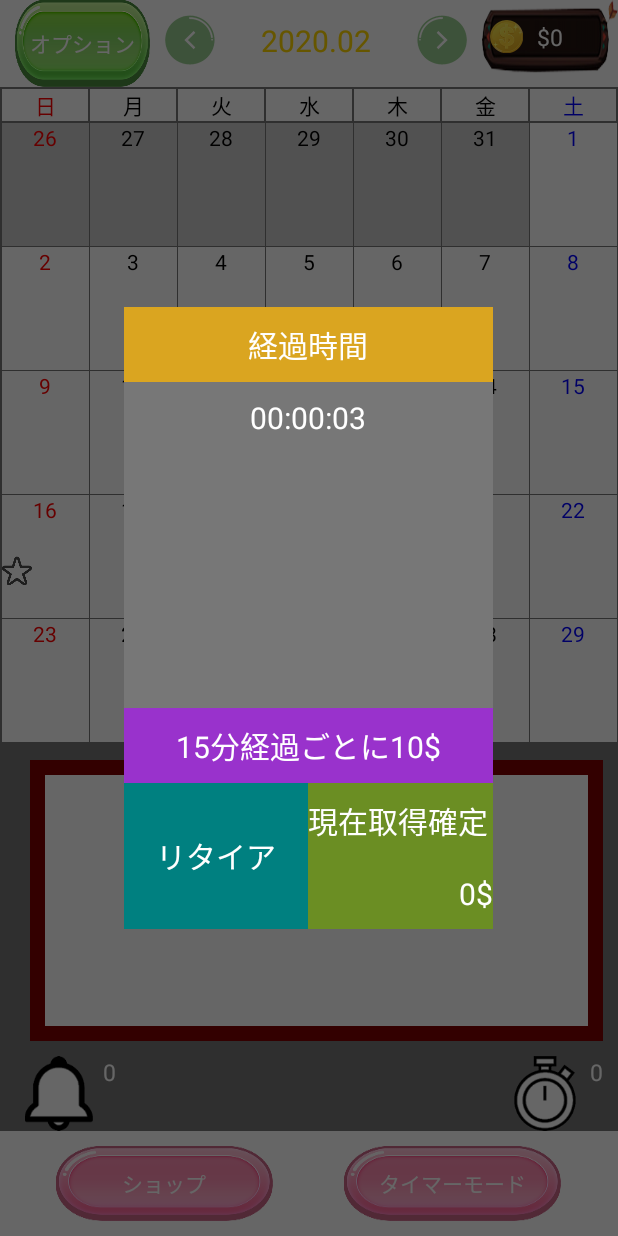
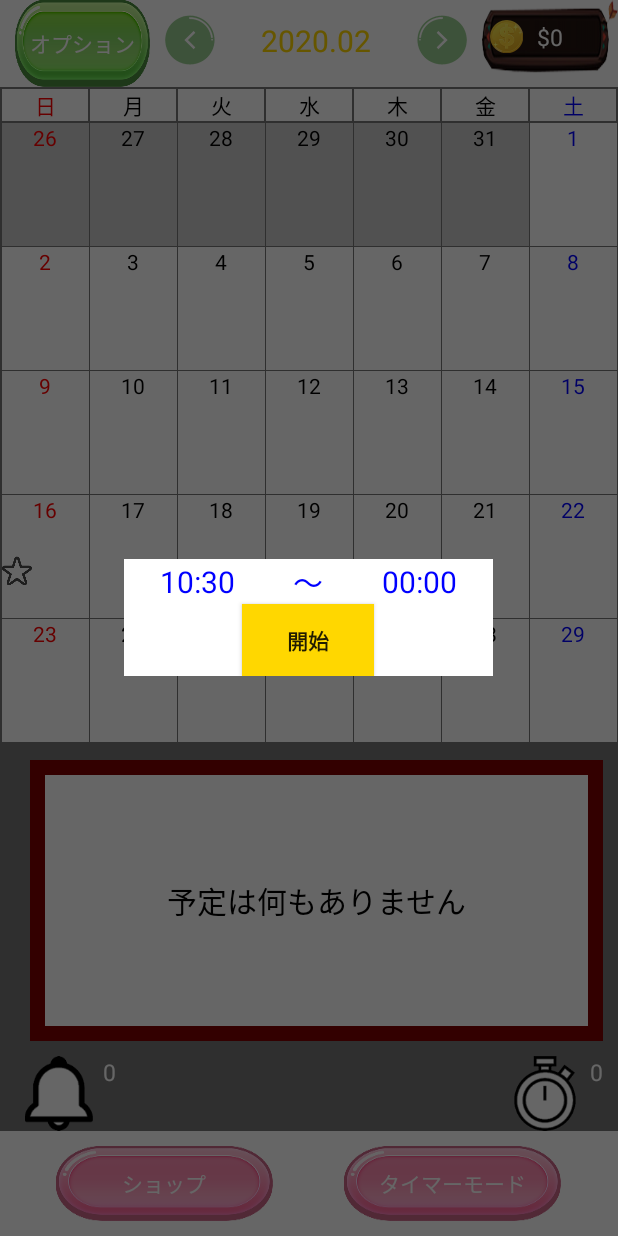
Before and after one commit to NaokiNishizawa/ssa, an Android app: the screen it shows after launch (MainActivity), after a tap on "タイマーモード", on a phone screen of 412 x 824 dp. Run offline under Robolectric (Android 15) with nearby library versions, the phone set to English and light mode, and no system bars.

Commit message:
[変更] 要求対応漏れに対応。(下のタイマーモードボタン押下時、時間設定してからタイマーをスタートする)

```diff
--- a/ssa_code/app/src/main/java/com/study/ssa/MainActivity.java
+++ b/ssa_code/app/src/main/java/com/study/ssa/MainActivity.java
@@ -16,12 +16,13 @@ import com.study.ssa.Receiver.AlarmReceiver;
 import com.study.ssa.Receiver.BootReceiver;
 import com.study.ssa.SsaSchedule.SsaSchedule;
 import com.study.ssa.UI.Adapter.CalendarAdapter;
-import com.study.ssa.UI.Dialog.CountDownTimeDialogFragment;
+import com.study.ssa.UI.Dialog.CountDownTimerDialogFragment;
 import com.study.ssa.UI.Dialog.CountUpTimerDialogFragment;
 import com.study.ssa.UI.Dialog.RegisterDialogFragment;
 import com.study.ssa.UI.Dialog.ScheduleListDialogFragment;
 import com.study.ssa.SsaSchedule.SsaScheduleManager;
 import com.study.ssa.UI.Dialog.BaseTimerDialogFragment;
+import com.study.ssa.UI.Dialog.TimeSettingsDialogFragment;
 import com.study.ssa.Util.SharedPreferencesUtil;
 
 import java.text.ParseException;
@@ -30,12 +31,12 @@ import java.util.Calendar;
 import java.util.Date;
 import java.util.Locale;
 
-import androidx.fragment.app.Fragment;
 import androidx.fragment.app.FragmentActivity;
 import androidx.fragment.app.FragmentManager;
 
 public class MainActivity extends FragmentActivity
-        implements RegisterDialogFragment.OnButtonClickListener, ScheduleListDialogFragment.onScheduleListDialogListener, BaseTimerDialogFragment.OnFinishClickListener {
+        implements RegisterDialogFragment.OnButtonClickListener, ScheduleListDialogFragment.onScheduleListDialogListener,
+        BaseTimerDialogFragment.OnFinishClickListener, TimeSettingsDialogFragment.OnFinishClickListener {
 
     private TextView mGetMoneyText;
 
@@ -57,7 +58,7 @@ public class MainActivity extends FragmentActivity
     private boolean mIsCalledReceiver;
 
     /** 表示中 TimerDialog */
-    private BaseTimerDialogFragment mTimerDialog;
+    private BaseTimerDialogFragment mTimerDialog = null;
 
     @Override
     protected void onCreate(Bundle savedInstanceState) {
@@ -97,7 +98,7 @@ public class MainActivity extends FragmentActivity
             // タイマーモード起動
             Log.d("debug", "called AlarmReceiver");
             SsaSchedule schedule = (SsaSchedule) getIntent().getSerializableExtra(AlarmReceiver.KEY_SCHEDULE_OBJECT);
-            ShowCountDownTimerDialog(schedule);
+            showCountDownTimerDialog(schedule);
         }
     }
 
@@ -160,7 +161,7 @@ public class MainActivity extends FragmentActivity
                 }
 
                 // 登録ダイアログ表示処理
-                ShowRegisterDialog(position);
+                showRegisterDialog(position);
             }
         });
 
@@ -168,7 +169,7 @@ public class MainActivity extends FragmentActivity
             @Override
             public boolean onItemLongClick(AdapterView<?> parent, View view, int position, long id) {
                 // 予定一覧ダイアログ表示処理
-                ShowScheduleListDialog(position);
+                showScheduleListDialog(position);
                 return true;
             }
         });
@@ -198,8 +199,8 @@ public class MainActivity extends FragmentActivity
         timerModeButton.setOnClickListener(new View.OnClickListener() {
             @Override
             public void onClick(View v) {
-                // タイマーモード カウントアップダイアログを表示する
-                ShowCountUpTimerDialog();
+                // TimeSettingDialogを表示する
+                showTimerSettingDialog();
             }
         });
 
@@ -217,7 +218,7 @@ public class MainActivity extends FragmentActivity
      *
      * @param position
      */
-    private void ShowRegisterDialog(int position) {
+    private void showRegisterDialog(int position) {
         FragmentManager manager = getSupportFragmentManager();
         RegisterDialogFragment dialogFragment = new RegisterDialogFragment();
 
@@ -235,7 +236,7 @@ public class MainActivity extends FragmentActivity
      *
      * @param position
      */
-    private void ShowScheduleListDialog(int position) {
+    private void showScheduleListDialog(int position) {
 
         // 予定が何もない場合は何も表示しない
         String dayStr = mCalendarAdapter.getItemDateText(position);
@@ -266,12 +267,22 @@ public class MainActivity extends FragmentActivity
     }
 
     /**
+     * 時間設定Dialog表示処理
+     */
+    private void showTimerSettingDialog() {
+        FragmentManager manager = getSupportFragmentManager();
+        TimeSettingsDialogFragment dialogFragment = new TimeSettingsDialogFragment();
+
+        dialogFragment.show(manager, "");
+    }
+
+    /**
      * カウントダウンダイアログ表示処理
      *
      * @param schedule
      */
-    private void ShowCountDownTimerDialog(SsaSchedule schedule) {
-        Log.d("debug", "call ShowCountDownTimerDialog");
+    private void showCountDownTimerDialog(SsaSchedule schedule) {
+        Log.d("debug", "call showCountDownTimerDialog");
         if(null == schedule) {
             Log.d("debug", "schedule is null");
             return;
@@ -284,11 +295,11 @@ public class MainActivity extends FragmentActivity
 
         Log.d("debug", "schedule is non null");
         FragmentManager manager = getSupportFragmentManager();
-        mTimerDialog = new CountDownTimeDialogFragment();
+        mTimerDialog = new CountDownTimerDialogFragment();
 
         // ダイアログに必要な情報を渡す
         Bundle args = new Bundle();
-        args.putSerializable(CountDownTimeDialogFragment.KEY_SCHEDULE,schedule);
+        args.putSerializable(CountDownTimerDialogFragment.KEY_SCHEDULE,schedule);
         mTimerDialog.setArguments(args);
 
         mTimerDialog.show(manager, "");
@@ -297,7 +308,7 @@ public class MainActivity extends FragmentActivity
     /**
      * カウントアップダイアログ表示処理
      */
-    private void ShowCountUpTimerDialog() {
+    private void showCountUpTimerDialog() {
         Log.d("debug", "call ShowCountUpTimerDialog");
 
         if(null != mTimerDialog) {
@@ -337,6 +348,13 @@ public class MainActivity extends FragmentActivity
         mDisplayFragment.updateLayout();
     }
 
+    // TimeSettingDialog コールバック
+    @Override
+    public void onCompleteTimerSettings(SsaSchedule schedule) {
+        // 設定した時間でカウントダウンダイアログを表示
+        showCountDownTimerDialog(schedule);
+    }
+
     // TimerDialog　コールバック
     @Override
     public void onFinish(int getMoney) {
--- a/ssa_code/app/src/main/java/com/study/ssa/Receiver/AlarmReceiver.java
+++ b/ssa_code/app/src/main/java/com/study/ssa/Receiver/AlarmReceiver.java
@@ -63,7 +63,7 @@ public class AlarmReceiver extends BroadcastReceiver {
                 startIntent.putExtra(KEY_SCHEDULE_OBJECT, schedule);
 
                 // このフラグがないとMain画面が起動できない
-                startIntent.setFlags(Intent.FLAG_ACTIVITY_NEW_TASK);
+                startIntent.setFlags(Intent.FLAG_ACTIVITY_CLEAR_TOP);
 
                 context.startActivity(startIntent);
 
--- a/ssa_code/app/src/main/java/com/study/ssa/UI/Dialog/CountDownTimeDialogFragment.java
+++ b/ssa_code/app/src/main/java/com/study/ssa/UI/Dialog/CountDownTimerDialogFragment.java
@@ -14,7 +14,7 @@ import java.util.Locale;
 /**
  * カウントダウン用 タイマーダイアログ
  */
-public class CountDownTimeDialogFragment extends BaseTimerDialogFragment {
+public class CountDownTimerDialogFragment extends BaseTimerDialogFragment {
 
     public static final String KEY_SCHEDULE = "schedule";
 
--- /dev/null
+++ b/ssa_code/app/src/main/java/com/study/ssa/UI/Dialog/TimeSettingsDialogFragment.java
@@ -0,0 +1,206 @@
+package com.study.ssa.UI.Dialog;
+
+import android.app.Dialog;
+import android.app.TimePickerDialog;
+import android.content.Context;
+import android.graphics.Color;
+import android.graphics.Point;
+import android.graphics.drawable.ColorDrawable;
+import android.os.Bundle;
+import android.util.Log;
+import android.view.Display;
+import android.view.View;
+import android.view.ViewGroup;
+import android.view.Window;
+import android.view.WindowManager;
+import android.widget.Button;
+import android.widget.LinearLayout;
+import android.widget.TextView;
+import android.widget.TimePicker;
+import android.widget.Toast;
+
+import com.study.ssa.R;
+import com.study.ssa.SsaSchedule.SsaSchedule;
+
+import java.text.SimpleDateFormat;
+import java.util.Calendar;
+import java.util.Date;
+import java.util.Locale;
+
+import androidx.fragment.app.DialogFragment;
+
+/**
+ * タイマーモード　マニュアル設定時の設定時刻ダイアログ
+ */
+public class TimeSettingsDialogFragment extends DialogFragment {
+
+    private Date mToday;
+    private String mTodayYYYYMMDD;
+    private SsaSchedule mSchedule;
+    private TextView mStartText;
+    private TextView mEndText;
+    private OnFinishClickListener mListener;
+
+    public interface OnFinishClickListener {
+        public void onCompleteTimerSettings(SsaSchedule schedule);
+    }
+
+    @Override
+    public Dialog onCreateDialog(Bundle savedInstanceState) {
+
+        Dialog dialog = new Dialog(getActivity());
+        // タイトル非表示
+        dialog.getWindow().requestFeature(Window.FEATURE_NO_TITLE);
+        // フルスクリーン
+        dialog.getWindow().setFlags(WindowManager.LayoutParams.FLAG_FULLSCREEN, WindowManager.LayoutParams.FLAG_LAYOUT_IN_SCREEN);
+        dialog.setContentView(R.layout.time_settings_dialog);
+        // 背景を透明にする
+        dialog.getWindow().setBackgroundDrawable(new ColorDrawable(Color.TRANSPARENT));
+        // 画面OFFにしないようにする
+        getActivity().getWindow().addFlags(WindowManager.LayoutParams.FLAG_KEEP_SCREEN_ON);
+
+        mSchedule = new SsaSchedule();
+
+        return dialog;
+    }
+
+    @Override
+    public void onAttach(Context context) {
+        super.onAttach(context);
+
+        try {
+            this.mListener = (TimeSettingsDialogFragment.OnFinishClickListener) getActivity();
+        } catch (ClassCastException e) {
+            e.printStackTrace();
+        }
+    }
+
+    @Override
+    public void onStart() {
+        super.onStart();
+
+        //初期化処理
+        setDialogWidth();
+
+        setToday();
+
+        initStartText();
+
+        initEndText();
+
+        initStartButton();
+    }
+
+    /**
+     * ダイアログの幅を設定する
+     */
+    private void setDialogWidth() {
+        // ダイアログの幅は画面の5分の3とする
+
+        WindowManager wm = (WindowManager)getActivity().getSystemService(Context.WINDOW_SERVICE);
+        Display disp = wm.getDefaultDisplay();
+
+        Point realSize = new Point();
+        disp.getRealSize(realSize);
+
+
+        LinearLayout dialog = getDialog().findViewById(R.id.timer_Setting_dialog_base_layout);
+        ViewGroup.LayoutParams params = dialog.getLayoutParams();
+
+        // Changes the height and width to the specified *pixels*
+        params.width = (realSize.x/5) * 3;
+        params.height = ViewGroup.LayoutParams.WRAP_CONTENT;
+
+        dialog.setLayoutParams(params);
+    }
+
+    /**
+     * 本日のDateを取得し設定する
+     */
+    private void setToday() {
+        Calendar calendar = Calendar.getInstance();
+        mToday = calendar.getTime();
+
+        SimpleDateFormat format = new SimpleDateFormat("yyyy-MM-dd", Locale.US);
+        mTodayYYYYMMDD = format.format(mToday);
+        mSchedule.setSchedule(mTodayYYYYMMDD);
+    }
+
+    /**
+     * 開始時間テキスト初期化
+     */
+    private void initStartText() {
+        mStartText = getDialog().findViewById(R.id.ts_start_time_text);
+
+        // 現在時刻を設定する
+        SimpleDateFormat format = new SimpleDateFormat("HH:mm");
+        String startSrt = format.format(mToday);
+
+        mStartText.setText(startSrt);
+        mSchedule.setStart(mTodayYYYYMMDD + " " + startSrt);
+    }
+
+    /**
+     * 終了時間テキスト初期化
+     */
+    private void initEndText() {
+        mEndText = getDialog().findViewById(R.id.ts_end_time_text);
+        mEndText.setOnClickListener(new View.OnClickListener() {
+            @Override
+            public void onClick(View v) {
+                String[] time = mEndText.getText().toString().split(":");
+                final int hour = Integer.valueOf(time[0]);
+                int min = Integer.valueOf(time[1]);
+
+                TimePickerDialog dialog = new TimePickerDialog(
+                        getActivity(),
+                        new TimePickerDialog.OnTimeSetListener(){
+                            @Override
+                            public void onTimeSet(TimePicker view, int hourOfDay, int minute) {
+                                mEndText.setText(String.format("%02d:%02d", hourOfDay, minute));
+                                Log.d("debug", mEndText.getText().toString());
+
+                                mSchedule.setEnd(mTodayYYYYMMDD + " " + mEndText.getText().toString());
+                            }
+                        },
+                        hour,min,true);
+                dialog.show();
+            }
+        });
+
+        mEndText.setText("00:00"); // 初期値は00:00
+    }
+
+    /**
+     * 開始ボタン初期化
+     */
+    private void initStartButton() {
+        Button startBtn = getDialog().findViewById(R.id.ts_start_button);
+        startBtn.setOnClickListener(new View.OnClickListener() {
+            @Override
+            public void onClick(View v) {
+                // 開始する
+                doStart();
+            }
+        });
+    }
+
+    /**
+     * 開始
+     */
+    private void doStart() {
+        // 正しい予定か確認する
+        if((-1 == mSchedule.compareTo(mSchedule.getStart(), mSchedule.getEnd())) ||
+                (0 == mSchedule.compareTo(mSchedule.getStart(), mSchedule.getEnd()))) {
+            // 時間設定が正しくないため、その旨を通知し保存も何もしない
+            Toast.makeText(getContext(), getString(R.string.error_time), Toast.LENGTH_LONG).show();
+            return;
+        }
+
+        if(null != mListener) {
+            mListener.onCompleteTimerSettings(mSchedule);
+        }
+
+        dismiss();
+    }
+}
--- /dev/null
+++ b/ssa_code/app/src/main/res/layout/time_settings_dialog.xml
@@ -0,0 +1,58 @@
+<?xml version="1.0" encoding="utf-8"?>
+<LinearLayout xmlns:android="http://schemas.android.com/apk/res/android"
+    android:id="@+id/timer_Setting_dialog_base_layout"
+    android:orientation="vertical"
+    android:background="@color/colorWhite"
+    android:layout_width="match_parent"
+    android:layout_height="match_parent">
+
+    <LinearLayout
+        android:layout_width="match_parent"
+        android:layout_height="wrap_content"
+        android:gravity="center"
+        android:orientation="horizontal">
+
+        <!-- 開始時間 -->
+        <TextView
+            android:id="@+id/ts_start_time_text"
+            android:layout_width="0dp"
+            android:layout_height="wrap_content"
+            android:layout_weight="2"
+            android:gravity="center"
+            android:textColor="@color/colorBlue"
+            android:textSize="@dimen/text_normal_size"
+            android:text="00:00"/>
+
+        <TextView
+            android:layout_width="0dp"
+            android:layout_height="wrap_content"
+            android:layout_weight="1"
+            android:gravity="center"
+            android:textColor="@color/colorBlue"
+            android:textSize="@dimen/text_normal_size"
+            android:text="〜"/>
+
+        <!-- 終了時間 -->
+        <TextView
+            android:id="@+id/ts_end_time_text"
+            android:layout_width="0dp"
+            android:layout_height="wrap_content"
+            android:layout_weight="2"
+            android:gravity="center"
+            android:textColor="@color/colorBlue"
+            android:textSize="@dimen/text_normal_size"
+            android:text="00:00"/>
+
+    </LinearLayout>
+
+    <!-- 開始ボタン -->
+    <Button
+        android:id="@+id/ts_start_button"
+        android:layout_width="wrap_content"
+        android:layout_height="wrap_content"
+        android:layout_gravity="center"
+        android:background="@color/colorGold"
+        android:textStyle="bold"
+        android:text="@string/do_start"/>
+
+</LinearLayout>
--- a/ssa_code/app/src/main/res/values/strings.xml
+++ b/ssa_code/app/src/main/res/values/strings.xml
@@ -22,6 +22,7 @@
     <string name="do_remove">REMOVE</string>
 
     <!-- タイマーモードダイアログ -->
+    <string name="do_start">開始</string>
     <string name="remaining_time">残り時間</string>
     <string name="progress_time">経過時間</string>
     <string name="progress_rate">%</string>
```
